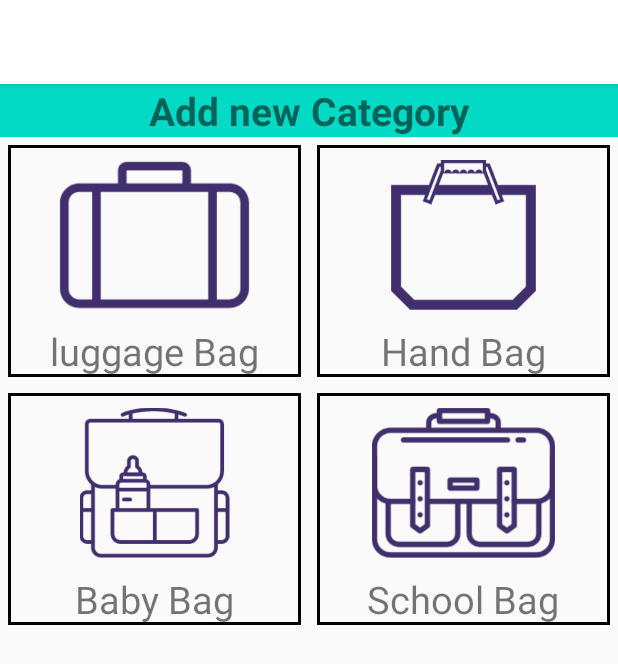
After one commit to varunyeslur/MyBagAdminApplication, an Android app: the AdminCategoryActivity screen opened directly, with no data from a screen before it, on a phone screen of 412 x 824 dp. The commit adds this screen. Shown: the top 664 px of the screen. Run offline under Robolectric (Android 15) with nearby library versions, the phone set to English and light mode, and no system bars.

Commit message:
Admin_V1.0

```diff
--- a/app/build.gradle
+++ b/app/build.gradle
@@ -33,6 +33,7 @@ dependencies {
     implementation 'com.google.firebase:firebase-analytics:17.2.2'
     implementation 'com.google.firebase:firebase-database:19.2.1'
     implementation 'com.google.firebase:firebase-auth:19.3.0'
+    implementation 'com.google.android.material:material:1.0.0'
     testImplementation 'junit:junit:4.12'
     androidTestImplementation 'androidx.test.ext:junit:1.1.1'
     androidTestImplementation 'androidx.test.espresso:espresso-core:3.2.0'
--- a/app/src/main/AndroidManifest.xml
+++ b/app/src/main/AndroidManifest.xml
@@ -9,7 +9,8 @@
         android:roundIcon="@mipmap/ic_launcher_round"
         android:supportsRtl="true"
         android:theme="@style/AppTheme">
-        <activity android:name=".AdminAddNewProductActivity"></activity>
+        <activity android:name=".AdminCategoryActivity"></activity>
+        <activity android:name=".AdminAddNewProductActivity" />
         <activity android:name=".MainActivity">
             <intent-filter>
                 <action android:name="android.intent.action.MAIN" />
--- a/app/src/main/java/com/example/mybagadminapplication/AdminAddNewProductActivity.java
+++ /dev/null
@@ -1,14 +0,0 @@
-package com.example.mybagadminapplication;
-
-import androidx.appcompat.app.AppCompatActivity;
-
-import android.os.Bundle;
-
-public class AdminAddNewProductActivity extends AppCompatActivity {
-
-    @Override
-    protected void onCreate(Bundle savedInstanceState) {
-        super.onCreate(savedInstanceState);
-        setContentView(R.layout.activity_admin_add_new_product);
-    }
-}
--- /dev/null
+++ b/app/src/main/java/com/example/mybagadminapplication/AdminCategoryActivity.java
@@ -0,0 +1,44 @@
+package com.example.mybagadminapplication;
+
+import androidx.appcompat.app.AppCompatActivity;
+import androidx.recyclerview.widget.GridLayoutManager;
+import androidx.recyclerview.widget.RecyclerView;
+
+import android.os.Bundle;
+
+import com.example.mybagadminapplication.Model.Category;
+import com.example.mybagadminapplication.adapters.CategoryAdapter;
+
+import java.util.ArrayList;
+import java.util.List;
+
+public class AdminCategoryActivity extends AppCompatActivity {
+
+    RecyclerView rv_categories;
+
+    @Override
+    protected void onCreate(Bundle savedInstanceState)
+    {
+        super.onCreate(savedInstanceState);
+        setContentView(R.layout.activity_admin_category);
+
+        rv_categories = findViewById(R.id.rv_categories);
+
+        List<Category> categories = new ArrayList<>();
+
+        categories.add(new Category("luggage Bag", R.drawable.lagguagebag));
+        categories.add(new Category("Hand Bag",R.drawable.handbag));
+        categories.add(new Category("Baby Bag",R.drawable.babybag));
+        categories.add(new Category("School Bag",R.drawable.logoschoolbag));
+
+        GridLayoutManager manager=new GridLayoutManager(this,2);
+
+        rv_categories.setLayoutManager(manager);
+        CategoryAdapter adapter=new CategoryAdapter(this,categories);
+        rv_categories.setAdapter(adapter);
+    }
+
+
+
+
+}
--- a/app/src/main/java/com/example/mybagadminapplication/MainActivity.java
+++ b/app/src/main/java/com/example/mybagadminapplication/MainActivity.java
@@ -102,7 +102,7 @@ public class MainActivity extends AppCompatActivity {
                             Toast.makeText(MainActivity.this, "Admin Successfully Logged in", Toast.LENGTH_SHORT).show();
                             loadingBar.dismiss();
 
-                            Intent intent = new Intent(MainActivity.this, AdminAddNewProductActivity.class);
+                            Intent intent = new Intent(MainActivity.this, AdminCategoryActivity.class);
                             startActivity(intent);
 
                         }
--- /dev/null
+++ b/app/src/main/java/com/example/mybagadminapplication/Model/Category.java
@@ -0,0 +1,28 @@
+package com.example.mybagadminapplication.Model;
+
+public class Category {
+
+    String name;
+    int dp;
+
+    public Category(String name, int dp) {
+        this.name = name;
+        this.dp = dp;
+    }
+
+    public String getName() {
+        return name;
+    }
+
+    public void setName(String name) {
+        this.name = name;
+    }
+
+    public int getDp() {
+        return dp;
+    }
+
+    public void setDp(int dp) {
+        this.dp = dp;
+    }
+}
--- /dev/null
+++ b/app/src/main/java/com/example/mybagadminapplication/adapters/CategoryAdapter.java
@@ -0,0 +1,70 @@
+package com.example.mybagadminapplication.adapters;
+
+import android.content.Context;
+
+import android.view.LayoutInflater;
+import android.view.View;
+import android.view.ViewGroup;
+
+import android.widget.ImageView;
+import android.widget.TextView;
+
+import androidx.recyclerview.widget.RecyclerView;
+
+import com.example.mybagadminapplication.Model.Category;
+import com.example.mybagadminapplication.R;
+
+import java.util.List;
+
+public class CategoryAdapter extends RecyclerView.Adapter<CategoryAdapter.viewHolder> {
+
+    List<Category> temp_text;
+    Context context;
+    viewHolder holder;
+
+
+    public CategoryAdapter() {
+    }
+
+    public CategoryAdapter(Context context, List<Category> temp_text) {
+        this.context = context;
+        this.temp_text = temp_text;
+    }
+
+    @Override
+    public int getItemCount() {
+        return temp_text.size();
+    }
+
+    @Override
+    public viewHolder onCreateViewHolder(ViewGroup parent, int viewType) {
+
+        View v = LayoutInflater.from(parent.getContext()).inflate(R.layout.lt_category, parent, false);
+        holder = new viewHolder(v);
+        return holder;
+    }
+
+    @Override
+    public void onBindViewHolder(viewHolder holder, final int position) {
+       Category category=temp_text.get(position);
+        holder.iv_dp.setImageResource(category.getDp());
+        holder.tvName.setText(category.getName());
+
+    }
+
+
+
+    class viewHolder extends RecyclerView.ViewHolder {
+        TextView tvName;
+        ImageView iv_dp;
+
+        viewHolder(final View itemview) {
+            super(itemview);
+
+            tvName = (TextView) itemview.findViewById(R.id.tv_name);
+
+            iv_dp = itemview.findViewById(R.id.iv_dp);
+        }
+    }
+
+}
--- /dev/null
+++ b/app/src/main/res/drawable/lt_border.xml
@@ -0,0 +1,7 @@
+<?xml version="1.0" encoding="utf-8"?>
+<shape xmlns:android="http://schemas.android.com/apk/res/android">
+
+    <stroke android:width="2dp"
+        android:color="@color/colorPrimaryDark"/>
+
+</shape>
--- a/app/src/main/res/layout/activity_admin_add_new_product.xml
+++ /dev/null
@@ -1,9 +0,0 @@
-<?xml version="1.0" encoding="utf-8"?>
-<androidx.constraintlayout.widget.ConstraintLayout xmlns:android="http://schemas.android.com/apk/res/android"
-    xmlns:app="http://schemas.android.com/apk/res-auto"
-    xmlns:tools="http://schemas.android.com/tools"
-    android:layout_width="match_parent"
-    android:layout_height="match_parent"
-    tools:context=".AdminAddNewProductActivity">
-
-</androidx.constraintlayout.widget.ConstraintLayout>
--- /dev/null
+++ b/app/src/main/res/layout/activity_admin_category.xml
@@ -0,0 +1,30 @@
+<?xml version="1.0" encoding="utf-8"?>
+<RelativeLayout xmlns:android="http://schemas.android.com/apk/res/android"
+    xmlns:app="http://schemas.android.com/apk/res-auto"
+    xmlns:tools="http://schemas.android.com/tools"
+    android:layout_width="match_parent"
+    android:layout_height="match_parent"
+    tools:context=".AdminCategoryActivity">
+
+    <TextView
+        android:id="@+id/sologan_category"
+        android:layout_width="match_parent"
+        android:layout_height="wrap_content"
+        android:layout_alignParentTop="true"
+        android:layout_centerHorizontal="true"
+        android:text="Add new Category"
+        android:fontFamily="sans-serif"
+        android:background="@color/colorAccent"
+        android:textAlignment="center"
+        android:textSize="26sp"
+        android:textStyle="bold"
+        />
+
+<androidx.recyclerview.widget.RecyclerView
+    android:layout_width="match_parent"
+    android:id="@+id/rv_categories"
+    android:layout_below="@id/sologan_category"
+    tools:listitem="@layout/lt_category"
+    android:layout_height="match_parent"/>
+
+</RelativeLayout>
--- a/app/src/main/res/layout/activity_main.xml
+++ b/app/src/main/res/layout/activity_main.xml
@@ -28,12 +28,11 @@
         android:layout_marginTop="30dp"
         android:layout_marginLeft="15dp"
         android:layout_marginRight="15dp"
-        android:hint="Admin name"
+        android:hint="User name"
         android:inputType="textPassword"
         android:textColor="#FFFFFF"
-        android:textColorHint="#ffffff"
+        android:textColorHint="#363636"
         android:textSize="17sp"
-        android:textStyle="bold"
         />
 
     <EditText
@@ -49,9 +48,9 @@
         android:hint="Password"
         android:inputType="textPassword"
         android:textColor="#ffffff"
-        android:textColorHint="#ffffff"
+        android:textColorHint="#363636"
         android:textSize="17sp"
-        android:textStyle="bold"
+
         />
 
 
@@ -68,6 +67,7 @@
         android:layout_marginTop="27dp"
         android:background="@drawable/adminlogin_button"
         android:padding="20dp"
+        android:textAlignment="center"
         android:text="LOG IN"
         android:textAllCaps="false"
         android:textColor="#FFFFFF"
--- /dev/null
+++ b/app/src/main/res/layout/lt_category.xml
@@ -0,0 +1,24 @@
+<?xml version="1.0" encoding="utf-8"?>
+<LinearLayout xmlns:android="http://schemas.android.com/apk/res/android"
+    android:orientation="vertical" android:layout_width="match_parent"
+    android:layout_height="wrap_content"
+    android:layout_margin="5dp"
+    android:background="@drawable/lt_border">
+
+    <ImageView
+        android:layout_width="match_parent"
+        android:layout_height="100dp"
+        android:layout_marginTop="10dp"
+        android:src="@drawable/logoschoolbag"
+        android:id="@+id/iv_dp"/>
+
+    <TextView
+        android:layout_width="wrap_content"
+        android:layout_height="wrap_content"
+        android:layout_gravity="center"
+        android:text="HandBag"
+        android:layout_marginTop="10dp"
+        android:textSize="25sp"
+        android:id="@+id/tv_name"/>
+
+</LinearLayout>
```
Also changed, not shown: app/src/main/res/drawable/babybag.png (added), app/src/main/res/drawable/handbag.png (added), app/src/main/res/drawable/lagguagebag.png (added), app/src/main/res/drawable/logoschoolbag.png (added).
